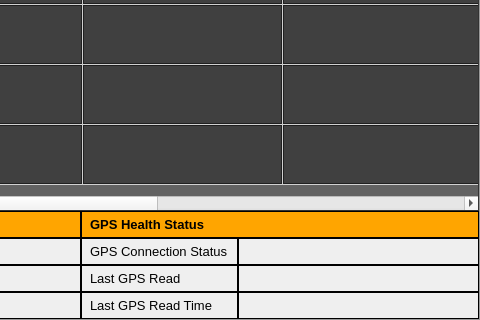
This is ui/main.ui in DevGuruPro/rfid-python as Qt 5 draws it before an edit; both pictures show x 319 to 799 and y 266 to 586 of the 799 by 586 pixel window. The edited form follows.
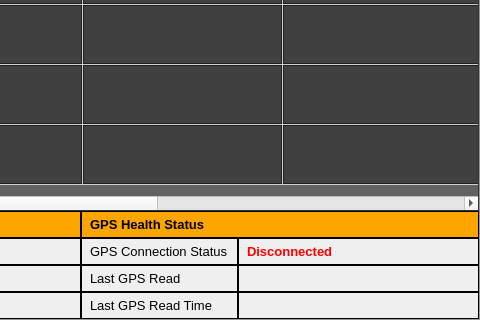
This is the edited form. Icons and pictures are not drawn.

Commit message: Fix gps data reading.

What changed in the file:
```diff
--- a/ui/main.ui
+++ b/ui/main.ui
@@ -515,10 +515,11 @@
                  </property>
                  <property name="styleSheet">
                   <string notr="true">padding: 5px;
-border: 1px solid black;</string>
+border: 1px solid black;
+color: red;</string>
                  </property>
                  <property name="text">
-                  <string/>
+                  <string>Disconnected</string>
                  </property>
                 </widget>
                </item>
```
The commit also changes 2 other files.
